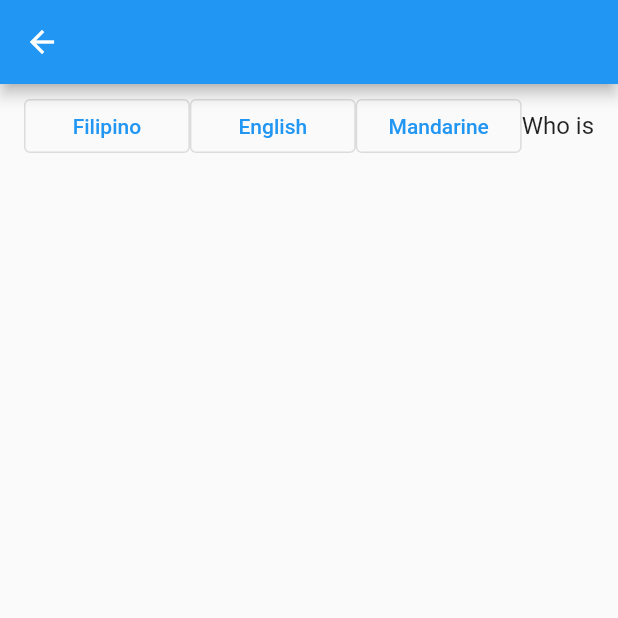
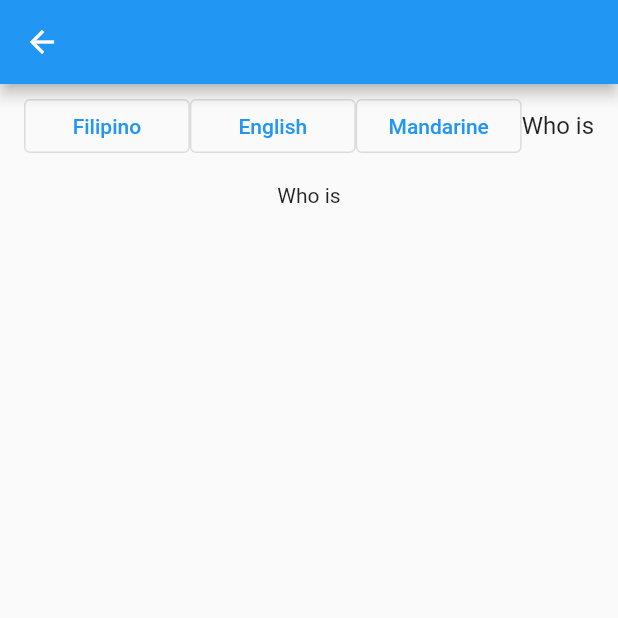
Before and after one commit to skzysty/emedicare, a Flutter app: the FormD screen opened directly, on a phone screen of 412 x 824 dp, the top half of it. Run offline on Flutter 3.47's test engine with Material 2 defaults, Android fonts, the phone set to English and light mode, and no system bars; our stand-ins replace dropdown_button2.

```diff
--- a/lib/form.dart
+++ b/lib/form.dart
@@ -38,7 +38,9 @@ class _FormDState extends State<FormD> {
                   Text('Who is')
                 ],
               ),
-            )
+            ),
+            SizedBox(height: 10),
+            Text('Who is')
           ],
         ),
       ),
```
